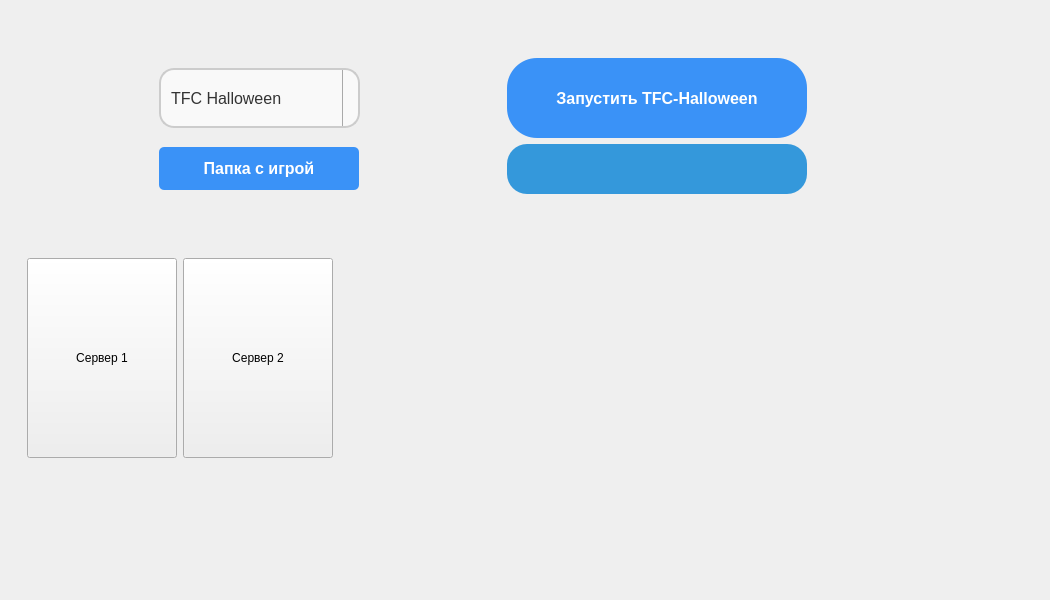
Before: the Qt Designer form src/launcher/design/design.ui in izharus/tfc_halloween_launcher, drawn with Qt 5.
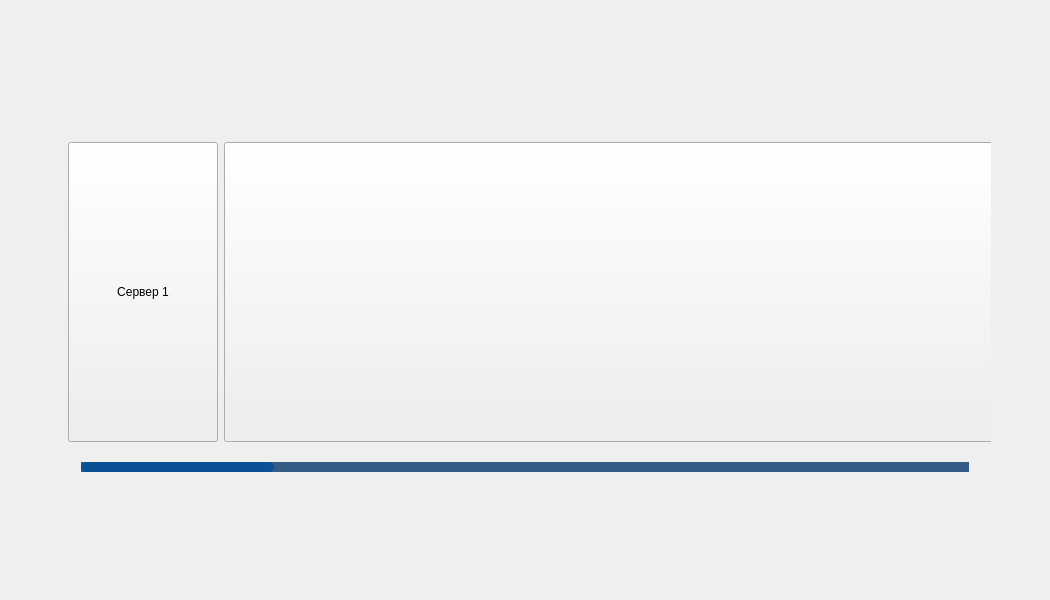
After: the same form once the commit is applied. The open tabs and pages were chosen to show the change. Icons and pictures are not drawn.

Commit message: feat: implement a choose_server widget

```diff
--- a/src/launcher/design/design.ui
+++ b/src/launcher/design/design.ui
@@ -53,8 +53,8 @@
         background-attachment: fixed; /* Optional, to prevent scrolling with the content */
     }</string>
    </property>
-   <layout class="QVBoxLayout" name="verticalLayout_3">
-    <item>
+   <layout class="QGridLayout" name="gridLayout">
+    <item row="0" column="0">
      <widget class="QStackedWidget" name="stackedWidget">
       <property name="minimumSize">
        <size>
@@ -408,231 +408,153 @@
       </widget>
       <widget class="QWidget" name="page_2">
        <layout class="QVBoxLayout" name="verticalLayout_2">
+        <property name="bottomMargin">
+         <number>25</number>
+        </property>
         <item>
          <widget class="QWidget" name="widget" native="true">
-          <layout class="QHBoxLayout" name="horizontalLayout"/>
+          <layout class="QHBoxLayout" name="horizontalLayout">
+           <item>
+            <widget class="QWidget" name="widget_4" native="true"/>
+           </item>
+           <item>
+            <widget class="QPushButton" name="pushButton_4">
+             <property name="minimumSize">
+              <size>
+               <width>64</width>
+               <height>64</height>
+              </size>
+             </property>
+             <property name="maximumSize">
+              <size>
+               <width>64</width>
+               <height>64</height>
+              </size>
+             </property>
+             <property name="autoFillBackground">
+              <bool>false</bool>
+             </property>
+             <property name="styleSheet">
+              <string notr="true">QPushButton {
+    background-image: url(:/data/background/settings.png);
+    background-position: center;
+    background-repeat: no-repeat;
+    border: none; /* Убираем границы */
+    border-radius: 10px; /* Скругляем углы кнопки */
+    padding: 10px; /* Добавляем внутренние отступы */
+    color: white; /* Устанавливаем цвет текста */
+    font-size: 16px; /* Устанавливаем размер шрифта */
+    font-weight: bold; /* Устанавливаем жирный шрифт */
+}
+
+QPushButton:hover {
+    background-color: rgba(255, 255, 255, 0.2); /* Добавляем эффект при наведении */
+}
+
+QPushButton:pressed {
+    background-color: rgba(255, 255, 255, 0.4); /* Добавляем эффект при нажатии */
+}
+</string>
+             </property>
+             <property name="text">
+              <string/>
+             </property>
+             <property name="iconSize">
+              <size>
+               <width>160</width>
+               <height>160</height>
+              </size>
+             </property>
+             <property name="flat">
+              <bool>true</bool>
+             </property>
+            </widget>
+           </item>
+          </layout>
          </widget>
         </item>
-        <item>
-         <layout class="QGridLayout" name="gridLayout">
-          <item row="0" column="0">
-           <widget class="QComboBox" name="comboBox_server_type">
-            <property name="minimumSize">
-             <size>
-              <width>0</width>
-              <height>60</height>
-             </size>
-            </property>
-            <property name="maximumSize">
-             <size>
-              <width>16777215</width>
-              <height>60</height>
-             </size>
-            </property>
-            <property name="styleSheet">
-             <string notr="true">/* Modern Style QLineEdit */
-.QComboBox {
-  border: 2px solid #ccc;
-  background-color: #f9f9f9;
-  color: #333;
-  padding: 10px;
-  font-size: 16px;
-  border-radius: 15px; /* Adjust the value to control the corner smoothness */
-
-}
-
-.QComboBox:focus {
-  outline: none;
-  border-color: #4287f5;
-  background-color: #fff;
-}
-
-.QComboBox::placeholder {
-  color: #999;
-}
-
-.QComboBox:hover {
-  border-color: #999;
-}
-
-QComboBox:editable {
-    background: white;
-}
-
-
-
-QComboBox:on { /* shift the text when the popup opens */
-    padding-top: 3px;
-    padding-left: 4px;
-}
-
-
-QComboBox:on { /* shift the text when the popup opens */
-    padding-top: 3px;
-    padding-left: 4px;
-}
-
-QComboBox:drop-down {
-    subcontrol-origin: padding;
-    subcontrol-position: top right;
-    width: 15px;
-
-    border-left-width: 1px;
-    border-left-color: darkgray;
-    border-left-style: solid; /* just a single line */
-    border-top-right-radius: 3px; /* same radius as the QComboBox */
-    border-bottom-right-radius: 3px;
- border-radius: 15px; /* Adjust the value to control the corner smoothness */
-}
-
-
-</string>
-            </property>
-            <item>
-             <property name="text">
-              <string>TFC Halloween</string>
-             </property>
-            </item>
-            <item>
-             <property name="text">
-              <string>TFC Halloween TEST</string>
-             </property>
-            </item>
-           </widget>
-          </item>
-          <item row="0" column="1">
-           <widget class="QPushButton" name="pushButton_install_and_launch">
-            <property name="minimumSize">
-             <size>
-              <width>300</width>
-              <height>80</height>
-             </size>
-            </property>
-            <property name="styleSheet">
-             <string notr="true">QPushButton {
-  background-color: #3A92F7;
-  border: none;
-  border-radius: 30px;
-  padding: 12px 24px;
-  color: #FFFFFF;
-  font-weight: bold;
-  text-align: center;
-  text-decoration: none;
-  font-size: 16px;
-}
-
-QPushButton:hover {
-  background-color: #303EF7;
-}
-
-
-QPushButton:pressed {
-  background-color: #1000F7;
-  border: 1px solid #00274D;
-}
-</string>
-            </property>
-            <property name="text">
-             <string>Запустить TFC-Halloween</string>
-            </property>
-           </widget>
-          </item>
-          <item row="1" column="0">
-           <widget class="QPushButton" name="pushButton_minecraft_dir_disable_long_tern_save">
-            <property name="minimumSize">
-             <size>
-              <width>200</width>
-              <height>0</height>
-             </size>
-            </property>
-            <property name="maximumSize">
-             <size>
-              <width>200</width>
-              <height>16777215</height>
-             </size>
-            </property>
-            <property name="styleSheet">
-             <string notr="true">QPushButton {
-  background-color: #3A92F7;
-  border: none;
-  border-radius: 5px;
-  padding: 12px 24px;
-  color: #FFFFFF;
-  font-weight: bold;
-  text-align: center;
-  text-decoration: none;
-  font-size: 16px;
-}
-
-QPushButton:hover {
-  background-color: #303EF7;
-}
-
-
-QPushButton:pressed {
-  background-color: #1000F7;
-  border: 1px solid #00274D;
-}
-</string>
-            </property>
-            <property name="text">
-             <string>Папка с игрой</string>
-            </property>
-           </widget>
-          </item>
-          <item row="1" column="1">
-           <widget class="QLabel" name="label_information_text">
-            <property name="maximumSize">
-             <size>
-              <width>300</width>
-              <height>50</height>
-             </size>
-            </property>
-            <property name="layoutDirection">
-             <enum>Qt::LayoutDirection::LeftToRight</enum>
-            </property>
-            <property name="styleSheet">
-             <string notr="true">            background-color: #3498db;
-            color: #ecf0f1;
-            padding: 15px;
-            font-size: 18px;
-            border-radius: 20px;</string>
-            </property>
-            <property name="text">
-             <string/>
-            </property>
-            <property name="scaledContents">
-             <bool>true</bool>
-            </property>
-            <property name="alignment">
-             <set>Qt::AlignmentFlag::AlignCenter</set>
-            </property>
-           </widget>
-          </item>
-         </layout>
-        </item>
         <item>
          <widget class="QScrollArea" name="scrollArea">
+          <property name="minimumSize">
+           <size>
+            <width>0</width>
+            <height>350</height>
+           </size>
+          </property>
+          <property name="maximumSize">
+           <size>
+            <width>16777215</width>
+            <height>350</height>
+           </size>
+          </property>
           <property name="styleSheet">
            <string notr="true">#scrollArea, #scrollAreaWidgetContents{
 
 background-color: rgba(255, 255, 255, 0);  /* Полностью прозрачный фон */
 border: none; /* Убирает границу кнопки */
-}</string>
+}
+
+
+    QScrollBar:horizontal {
+        border: none; /* Убираем границы */
+        background: rgba(0, 51, 102, 200); /* Темно-синий фон для горизонтальной полосы */
+        height: 10px; /* Высота полосы прокрутки */
+        margin: 0px 22px; /* Отступы для управления кнопками */
+    }
+
+    QScrollBar::handle:horizontal {
+        background: rgba(0, 76, 153, 200); /* Более светлый темно-синий для ползунка */
+        min-width: 20px; /* Минимальная ширина ползунка */
+        border-radius: 5px; /* Скругление углов ползунка */
+    }
+
+    QScrollBar::handle:horizontal:hover {
+        background: rgba(0, 102, 204, 200); /* Светлый синий при наведении */
+    }
+
+    QScrollBar::add-line:horizontal,
+    QScrollBar::sub-line:horizontal {
+        background: none; /* Убираем фон для стрелок */
+        border: none; /* Убираем границы для стрелок */
+    }
+
+    QScrollBar::left-arrow:horizontal,
+    QScrollBar::right-arrow:horizontal {
+        background: none; /* Убираем фон для стрелок */
+        width: 0px; /* Убираем ширину стрелок */
+        height: 0px; /* Убираем высоту стрелок */
+    }
+
+    QScrollBar::add-page:horizontal,
+    QScrollBar::sub-page:horizontal {
+        background: none; /* Убираем фон для области прокрутки */
+    }</string>
           </property>
           <property name="widgetResizable">
            <bool>true</bool>
           </property>
+          <property name="alignment">
+           <set>Qt::AlignmentFlag::AlignBottom|Qt::AlignmentFlag::AlignLeading|Qt::AlignmentFlag::AlignLeft</set>
+          </property>
           <widget class="QWidget" name="scrollAreaWidgetContents">
            <property name="geometry">
             <rect>
              <x>0</x>
              <y>0</y>
-             <width>932</width>
-             <height>314</height>
+             <width>6180</width>
+             <height>340</height>
             </rect>
            </property>
            <layout class="QHBoxLayout" name="horizontalLayout_2">
+            <property name="spacing">
+             <number>6</number>
+            </property>
+            <property name="topMargin">
+             <number>0</number>
+            </property>
+            <property name="bottomMargin">
+             <number>0</number>
+            </property>
             <item>
              <widget class="QPushButton" name="pushButton_2">
               <property name="minimumSize">
@@ -643,8 +565,8 @@
               </property>
               <property name="maximumSize">
                <size>
-                <width>150</width>
-                <height>200</height>
+                <width>200</width>
+                <height>300</height>
                </size>
               </property>
               <property name="text">
@@ -656,14 +578,14 @@
              <widget class="QPushButton" name="pushButton">
               <property name="minimumSize">
                <size>
-                <width>150</width>
+                <width>6000</width>
                 <height>200</height>
                </size>
               </property>
               <property name="maximumSize">
                <size>
-                <width>150</width>
-                <height>200</height>
+                <width>6000</width>
+                <height>300</height>
                </size>
               </property>
               <property name="text">
@@ -691,6 +613,19 @@
           </widget>
          </widget>
         </item>
+        <item>
+         <spacer name="verticalSpacer_3">
+          <property name="orientation">
+           <enum>Qt::Orientation::Vertical</enum>
+          </property>
+          <property name="sizeHint" stdset="0">
+           <size>
+            <width>20</width>
+            <height>40</height>
+           </size>
+          </property>
+         </spacer>
+        </item>
        </layout>
       </widget>
       <widget class="QWidget" name="page_3">
@@ -1109,6 +1044,90 @@
          </item>
         </layout>
        </widget>
+       <widget class="QLabel" name="label_information_text">
+        <property name="geometry">
+         <rect>
+          <x>510</x>
+          <y>90</y>
+          <width>300</width>
+          <height>50</height>
+         </rect>
+        </property>
+        <property name="maximumSize">
+         <size>
+          <width>300</width>
+          <height>50</height>
+         </size>
+        </property>
+        <property name="layoutDirection">
+         <enum>Qt::LayoutDirection::LeftToRight</enum>
+        </property>
+        <property name="styleSheet">
+         <string notr="true">            background-color: #3498db;
+            color: #ecf0f1;
+            padding: 15px;
+            font-size: 18px;
+            border-radius: 20px;</string>
+        </property>
+        <property name="text">
+         <string/>
+        </property>
+        <property name="scaledContents">
+         <bool>true</bool>
+        </property>
+        <property name="alignment">
+         <set>Qt::AlignmentFlag::AlignCenter</set>
+        </property>
+       </widget>
+       <widget class="QPushButton" name="pushButton_minecraft_dir_disable_long_tern_save">
+        <property name="geometry">
+         <rect>
+          <x>300</x>
+          <y>40</y>
+          <width>200</width>
+          <height>46</height>
+         </rect>
+        </property>
+        <property name="minimumSize">
+         <size>
+          <width>200</width>
+          <height>0</height>
+         </size>
+        </property>
+        <property name="maximumSize">
+         <size>
+          <width>200</width>
+          <height>16777215</height>
+         </size>
+        </property>
+        <property name="styleSheet">
+         <string notr="true">QPushButton {
+  background-color: #3A92F7;
+  border: none;
+  border-radius: 5px;
+  padding: 12px 24px;
+  color: #FFFFFF;
+  font-weight: bold;
+  text-align: center;
+  text-decoration: none;
+  font-size: 16px;
+}
+
+QPushButton:hover {
+  background-color: #303EF7;
+}
+
+
+QPushButton:pressed {
+  background-color: #1000F7;
+  border: 1px solid #00274D;
+}
+</string>
+        </property>
+        <property name="text">
+         <string>Папка с игрой</string>
+        </property>
+       </widget>
       </widget>
      </widget>
     </item>
```
Left out of the diff: 29 changed lines with no effect on the pictures. The commit also changes 2 other files.
